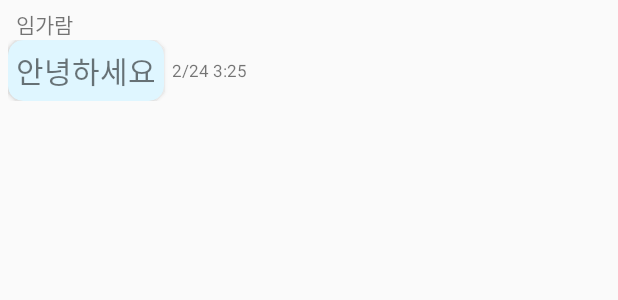
After one commit to ImGaram/AppDevelopProject, an Android app: the layout chatting_recycler_item.xml on its own in the app's theme, with its tools: preview values and no code run, on a phone screen of 412 x 824 dp. The commit adds this screen. Shown: the top 300 px of the screen. Run offline under Robolectric (Android 15) with nearby library versions, the phone set to English and light mode, and no system bars.

Commit message:
android sharedPreference 실전 연습 3: sharedPreferences값 recyclerview에 추가

```diff
--- a/app/src/main/res/layout/activity_chatting.xml
+++ b/app/src/main/res/layout/activity_chatting.xml
@@ -29,8 +29,6 @@
             app:layout_constraintTop_toTopOf="parent" />
     </androidx.cardview.widget.CardView>
 
-
-
     <com.google.android.material.textfield.TextInputLayout
         android:id="@+id/chat_text_area"
         android:layout_width="match_parent"
@@ -46,7 +44,8 @@
         <com.google.android.material.textfield.TextInputEditText
             android:id="@+id/chat_input_text"
             android:layout_width="match_parent"
-            android:layout_height="match_parent"/>
+            android:layout_height="match_parent"
+            tools:ignore="SpeakableTextPresentCheck" />
 
     </com.google.android.material.textfield.TextInputLayout>
 
--- /dev/null
+++ b/app/src/main/res/layout/chatting_recycler_item.xml
@@ -0,0 +1,47 @@
+<?xml version="1.0" encoding="utf-8"?>
+<LinearLayout xmlns:android="http://schemas.android.com/apk/res/android"
+    android:layout_width="wrap_content"
+    android:layout_height="wrap_content"
+    android:orientation="vertical"
+    android:layout_margin="5dp"
+    xmlns:app="http://schemas.android.com/apk/res-auto">
+
+    <TextView
+        android:id="@+id/chat_item_name"
+        android:layout_width="wrap_content"
+        android:layout_height="wrap_content"
+        android:layout_marginStart="5dp"
+        android:text="임가람"/>
+
+    <LinearLayout
+        android:layout_width="wrap_content"
+        android:layout_height="wrap_content"
+        android:orientation="horizontal">
+
+        <androidx.cardview.widget.CardView
+            android:layout_width="wrap_content"
+            android:layout_height="wrap_content"
+            app:cardBackgroundColor="#DFF6FF"
+            app:cardCornerRadius="10dp">
+
+            <TextView
+                android:id="@+id/chat_item_comment"
+                android:layout_width="wrap_content"
+                android:layout_height="wrap_content"
+                android:textSize="20sp"
+                android:layout_margin="5dp"
+                android:text="안녕하세요"/>
+
+        </androidx.cardview.widget.CardView>
+
+        <TextView
+            android:id="@+id/chat_item_time"
+            android:layout_width="wrap_content"
+            android:layout_height="wrap_content"
+            android:layout_gravity="center"
+            android:layout_marginStart="5dp"
+            android:textSize="11sp"
+            android:text="2/24 3:25"/>
+    </LinearLayout>
+
+</LinearLayout>
```
Also changed, not shown: app/src/main/java/com/example/appdevelopproject/sharedpreferencechattingapp/ChattingActivity.kt (+30 -2 lines), app/src/main/java/com/example/appdevelopproject/sharedpreferencechattingapp/recyclerview/ChattingRecyclerViewAdapter.kt (added, +22 -0 lines), app/src/main/java/com/example/appdevelopproject/sharedpreferencechattingapp/recyclerview/ChattingViewHolder.kt (added, +13 -0 lines).
